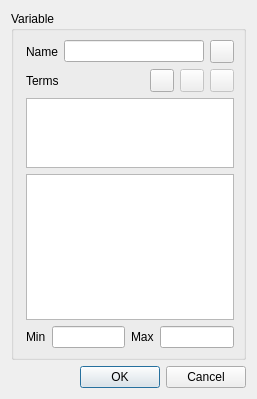
Qt form qtfuzzylite/ui/Variable.ui (fuzzylite/fuzzylite) before a commit.
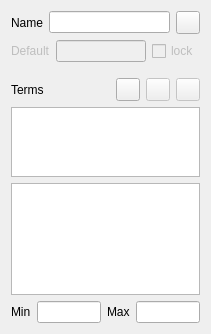
The same form after that commit. Icons and pictures are not drawn. Custom widgets are drawn as their Qt base class.

What changed in the file:
```diff
--- a/qtfuzzylite/ui/Variable.ui
+++ b/qtfuzzylite/ui/Variable.ui
@@ -9,8 +9,8 @@
    <rect>
     <x>0</x>
     <y>0</y>
-    <width>257</width>
-    <height>399</height>
+    <width>211</width>
+    <height>334</height>
    </rect>
   </property>
   <property name="windowTitle">
@@ -18,21 +18,6 @@
   </property>
   <layout class="QVBoxLayout" name="verticalLayout">
    <item>
-    <widget class="QGroupBox" name="grx_lvar">
-     <property name="sizePolicy">
-      <sizepolicy hsizetype="Preferred" vsizetype="Expanding">
-       <horstretch>0</horstretch>
-       <verstretch>0</verstretch>
-      </sizepolicy>
-     </property>
-     <property name="title">
-      <string>Variable</string>
-     </property>
-     <layout class="QVBoxLayout" name="verticalLayout_2">
-      <property name="leftMargin">
-       <number>12</number>
-      </property>
-      <item>
        <layout class="QVBoxLayout" name="verticalLayout_3">
         <property name="sizeConstraint">
          <enum>QLayout::SetMinimumSize</enum>
@@ -62,6 +47,40 @@
           </item>
          </layout>
         </item>
+     <item>
+      <layout class="QHBoxLayout" name="horizontalLayout_4">
+       <property name="bottomMargin">
+        <number>10</number>
+       </property>
+       <item>
+        <widget class="QLabel" name="lbl_default">
+         <property name="enabled">
+          <bool>false</bool>
+         </property>
+         <property name="text">
+          <string>Default</string>
+         </property>
+        </widget>
+       </item>
+       <item>
+        <widget class="QLineEdit" name="led_default">
+         <property name="enabled">
+          <bool>false</bool>
+         </property>
+        </widget>
+       </item>
+       <item>
+        <widget class="QCheckBox" name="lbl_lock">
+         <property name="enabled">
+          <bool>false</bool>
+         </property>
+         <property name="text">
+          <string>lock</string>
+         </property>
+        </widget>
+       </item>
+      </layout>
+     </item>
         <item>
          <layout class="QHBoxLayout" name="horizontalLayout_2">
           <item>
@@ -137,8 +156,6 @@
           </property>
          </widget>
         </item>
-       </layout>
-      </item>
       <item>
        <widget class="fl_gui::GuiCanvas" name="gvw_canvas">
         <property name="verticalScrollBarPolicy">
@@ -191,7 +208,6 @@
        </layout>
       </item>
      </layout>
-    </widget>
    </item>
    <item>
     <spacer name="verticalSpacer">
@@ -206,16 +222,6 @@
      </property>
     </spacer>
    </item>
-   <item>
-    <widget class="QDialogButtonBox" name="btn_dialog">
-     <property name="orientation">
-      <enum>Qt::Horizontal</enum>
-     </property>
-     <property name="standardButtons">
-      <set>QDialogButtonBox::Cancel|QDialogButtonBox::Ok</set>
-     </property>
-    </widget>
-   </item>
   </layout>
  </widget>
  <customwidgets>
```
Left out of the diff: 35 changed lines with no effect on the pictures. Lines whose indentation alone changed are shown as unchanged.
